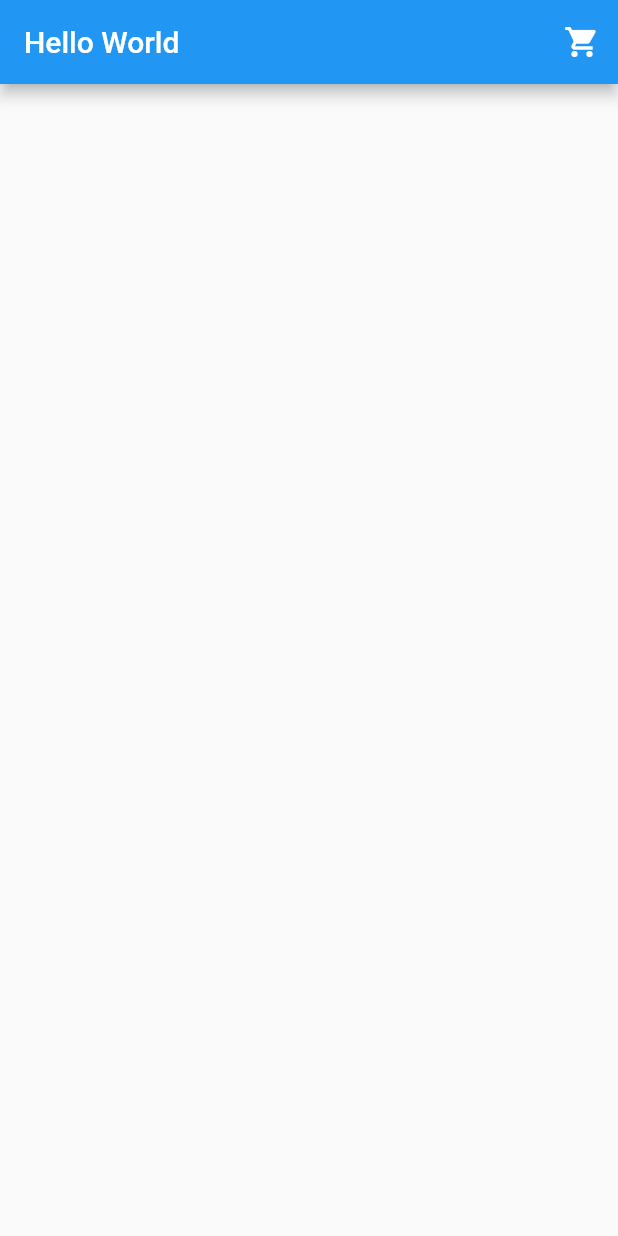
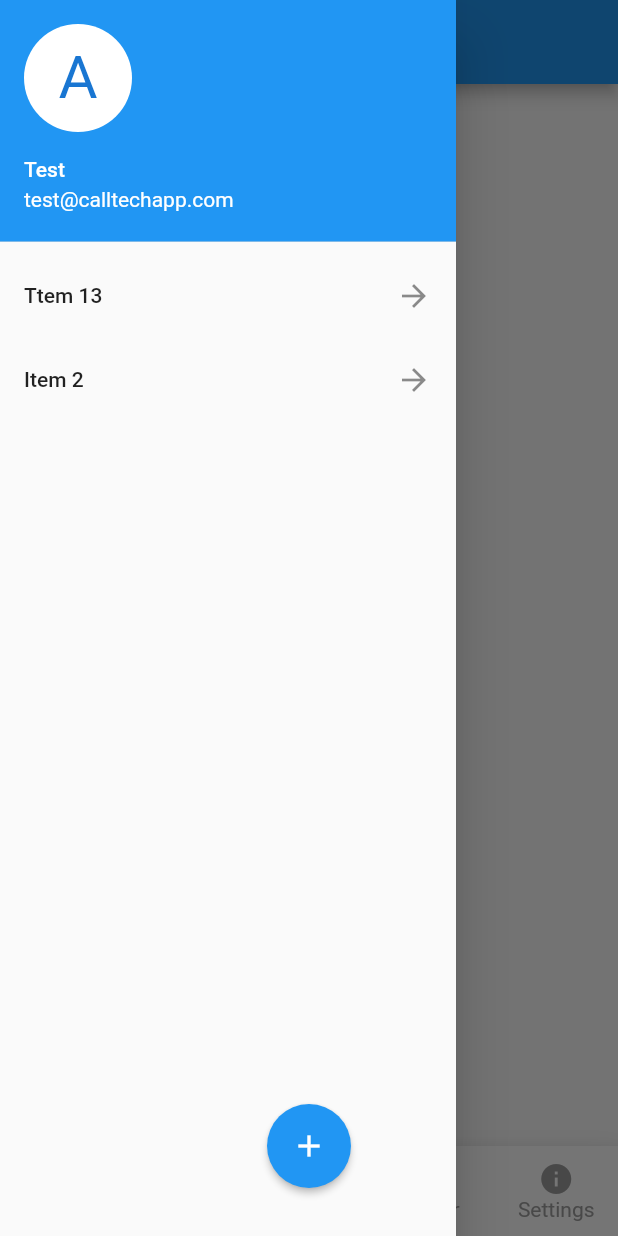
Before and after one commit to getupworkdev/flutterpoc, a Flutter app: the screen it shows after launch, with the side drawer open (before the commit the screen has no drawer), on a phone screen of 412 x 824 dp. Run offline on Flutter 3.47's test engine with Material 2 defaults, Android fonts, the phone set to English and light mode, and no system bars.

Commit message:
Added Bottom bar and navigation drawer

```diff
--- /dev/null
+++ b/lib/fab_bottom_app_bar.dart
@@ -0,0 +1,117 @@
+import 'package:flutter/material.dart';
+
+class FABBottomAppBarItem {
+  FABBottomAppBarItem({this.iconData, this.text});
+  IconData iconData;
+  String text;
+}
+
+class FABBottomAppBar extends StatefulWidget {
+  FABBottomAppBar({
+    this.items,
+    this.centerItemText,
+    this.height: 60.0,
+    this.iconSize: 24.0,
+    this.backgroundColor,
+    this.color,
+    this.selectedColor,
+    this.notchedShape,
+    this.onTabSelected,
+  }) {
+    assert(this.items.length == 2 || this.items.length == 4);
+  }
+  final List<FABBottomAppBarItem> items;
+  final String centerItemText;
+  final double height;
+  final double iconSize;
+  final Color backgroundColor;
+  final Color color;
+  final Color selectedColor;
+  final NotchedShape notchedShape;
+  final ValueChanged<int> onTabSelected;
+
+  @override
+  State<StatefulWidget> createState() => FABBottomAppBarState();
+}
+
+class FABBottomAppBarState extends State<FABBottomAppBar> {
+  int _selectedIndex = 0;
+
+  _updateIndex(int index) {
+    widget.onTabSelected(index);
+    setState(() {
+      _selectedIndex = index;
+    });
+  }
+
+  @override
+  Widget build(BuildContext context) {
+    List<Widget> items = List.generate(widget.items.length, (int index) {
+      return _buildTabItem(
+        item: widget.items[index],
+        index: index,
+        onPressed: _updateIndex,
+      );
+    });
+    items.insert(items.length >> 1, _buildMiddleTabItem());
+
+    return BottomAppBar(
+      shape: widget.notchedShape,
+      child: Row(
+        mainAxisSize: MainAxisSize.max,
+        mainAxisAlignment: MainAxisAlignment.spaceAround,
+        children: items,
+      ),
+      color: widget.backgroundColor,
+    );
+  }
+
+  Widget _buildMiddleTabItem() {
+    return Expanded(
+      child: SizedBox(
+        height: widget.height,
+        child: Column(
+          mainAxisSize: MainAxisSize.min,
+          mainAxisAlignment: MainAxisAlignment.center,
+          children: <Widget>[
+            SizedBox(height: widget.iconSize),
+            Text(
+              widget.centerItemText ?? '',
+              style: TextStyle(color: widget.color),
+            ),
+          ],
+        ),
+      ),
+    );
+  }
+
+  Widget _buildTabItem({
+    FABBottomAppBarItem item,
+    int index,
+    ValueChanged<int> onPressed,
+  }) {
+    Color color = _selectedIndex == index ? widget.selectedColor : widget.color;
+    return Expanded(
+      child: SizedBox(
+        height: widget.height,
+        child: Material(
+          type: MaterialType.transparency,
+          child: InkWell(
+            onTap: () => onPressed(index),
+            child: Column(
+              mainAxisSize: MainAxisSize.min,
+              mainAxisAlignment: MainAxisAlignment.center,
+              children: <Widget>[
+                Icon(item.iconData, color: color, size: widget.iconSize),
+                Text(
+                  item.text,
+                  style: TextStyle(color: color),
+                )
+              ],
+            ),
+          ),
+        ),
+      ),
+    );
+  }
+}
--- /dev/null
+++ b/lib/fab_with_icons.dart
@@ -0,0 +1,82 @@
+import 'package:flutter/material.dart';
+
+// https://stackoverflow.com/questions/46480221/flutter-floating-action-button-with-speed-dail
+class FabWithIcons extends StatefulWidget {
+  FabWithIcons({this.icons, this.onIconTapped});
+  final List<IconData> icons;
+  ValueChanged<int> onIconTapped;
+  @override
+  State createState() => FabWithIconsState();
+}
+
+class FabWithIconsState extends State<FabWithIcons> with TickerProviderStateMixin {
+  AnimationController _controller;
+
+  @override
+  void initState() {
+    super.initState();
+    _controller = AnimationController(
+      vsync: this,
+      duration: const Duration(milliseconds: 250),
+    );
+  }
+
+  @override
+  Widget build(BuildContext context) {
+    return Column(
+      mainAxisAlignment: MainAxisAlignment.center,
+      mainAxisSize: MainAxisSize.min,
+      children: List.generate(widget.icons.length, (int index) {
+        return _buildChild(index);
+      }).toList()..add(
+        _buildFab(),
+      ),
+    );
+  }
+
+  Widget _buildChild(int index) {
+    Color backgroundColor = Theme.of(context).cardColor;
+    Color foregroundColor = Theme.of(context).accentColor;
+    return Container(
+      height: 70.0,
+      width: 56.0,
+      alignment: FractionalOffset.topCenter,
+      child: ScaleTransition(
+        scale: CurvedAnimation(
+          parent: _controller,
+          curve: Interval(
+              0.0,
+              1.0 - index / widget.icons.length / 2.0,
+              curve: Curves.easeOut
+          ),
+        ),
+        child: FloatingActionButton(
+          backgroundColor: backgroundColor,
+          mini: true,
+          child: Icon(widget.icons[index], color: foregroundColor),
+          onPressed: () => _onTapped(index),
+        ),
+      ),
+    );
+  }
+
+  Widget _buildFab() {
+    return FloatingActionButton(
+      onPressed: () {
+        if (_controller.isDismissed) {
+          _controller.forward();
+        } else {
+          _controller.reverse();
+        }
+      },
+      tooltip: 'Increment',
+      child: Icon(Icons.add),
+      elevation: 2.0,
+    );
+  }
+
+  void _onTapped(int index) {
+    _controller.reverse();
+    widget.onIconTapped(index);
+  }
+}
--- /dev/null
+++ b/lib/layout.dart
@@ -0,0 +1,137 @@
+// code from: https://github.com/matthew-carroll/flutter_ui_challenge_feature_discovery
+// TODO: Use https://github.com/matthew-carroll/fluttery/blob/master/lib/src/layout_overlays.dart
+import 'package:flutter/material.dart';
+
+class AnchoredOverlay extends StatelessWidget {
+  final bool showOverlay;
+  final Widget Function(BuildContext, Offset anchor) overlayBuilder;
+  final Widget child;
+
+  AnchoredOverlay({
+    this.showOverlay,
+    this.overlayBuilder,
+    this.child,
+  });
+
+  @override
+  Widget build(BuildContext context) {
+    return new Container(
+      child: new LayoutBuilder(builder: (BuildContext context, BoxConstraints constraints) {
+        return new OverlayBuilder(
+          showOverlay: showOverlay,
+          overlayBuilder: (BuildContext overlayContext) {
+            RenderBox box = context.findRenderObject() as RenderBox;
+            final center = box.size.center(box.localToGlobal(const Offset(0.0, 0.0)));
+
+            return overlayBuilder(overlayContext, center);
+          },
+          child: child,
+        );
+      }),
+    );
+  }
+}
+
+class OverlayBuilder extends StatefulWidget {
+  final bool showOverlay;
+  final Function(BuildContext) overlayBuilder;
+  final Widget child;
+
+  OverlayBuilder({
+    this.showOverlay = false,
+    this.overlayBuilder,
+    this.child,
+  });
+
+  @override
+  _OverlayBuilderState createState() => new _OverlayBuilderState();
+}
+
+class _OverlayBuilderState extends State<OverlayBuilder> {
+  OverlayEntry overlayEntry;
+
+  @override
+  void initState() {
+    super.initState();
+
+    if (widget.showOverlay) {
+      WidgetsBinding.instance.addPostFrameCallback((_) => showOverlay());
+    }
+  }
+
+  @override
+  void didUpdateWidget(OverlayBuilder oldWidget) {
+    super.didUpdateWidget(oldWidget);
+    WidgetsBinding.instance.addPostFrameCallback((_) => syncWidgetAndOverlay());
+  }
+
+  @override
+  void reassemble() {
+    super.reassemble();
+    WidgetsBinding.instance.addPostFrameCallback((_) => syncWidgetAndOverlay());
+  }
+
+  @override
+  void dispose() {
+    if (isShowingOverlay()) {
+      hideOverlay();
+    }
+
+    super.dispose();
+  }
+
+  bool isShowingOverlay() => overlayEntry != null;
+
+  void showOverlay() {
+    overlayEntry = new OverlayEntry(
+      builder: widget.overlayBuilder,
+    );
+    addToOverlay(overlayEntry);
+  }
+
+  void addToOverlay(OverlayEntry entry) async {
+    print('addToOverlay');
+    Overlay.of(context).insert(entry);
+  }
+
+  void hideOverlay() {
+    print('hideOverlay');
+    overlayEntry.remove();
+    overlayEntry = null;
+  }
+
+  void syncWidgetAndOverlay() {
+    if (isShowingOverlay() && !widget.showOverlay) {
+      hideOverlay();
+    } else if (!isShowingOverlay() && widget.showOverlay) {
+      showOverlay();
+    }
+  }
+
+  @override
+  Widget build(BuildContext context) {
+    return widget.child;
+  }
+}
+
+class CenterAbout extends StatelessWidget {
+  final Offset position;
+  final Widget child;
+
+  CenterAbout({
+    this.position,
+    this.child,
+  });
+
+  @override
+  Widget build(BuildContext context) {
+    return new Positioned(
+      top: position.dy,
+      left: position.dx,
+      child: new FractionalTranslation(
+        translation: const Offset(-0.5, -0.5),
+        child: child,
+      ),
+    );
+  }
+}
--- a/lib/main.dart
+++ b/lib/main.dart
@@ -1,40 +1,135 @@
-// This sample shows adding an action to an [AppBar] that opens a shopping cart.
-
+import 'package:flutter_poc/fab_with_icons.dart';
+import 'package:flutter_poc/fab_bottom_app_bar.dart';
+import 'package:flutter_poc/layout.dart';
 import 'package:flutter/material.dart';
 
-void main() => runApp(MyApp());
+void main() => runApp(new MyApp());
 
 class MyApp extends StatelessWidget {
   // This widget is the root of your application.
   @override
   Widget build(BuildContext context) {
-    return MaterialApp(
-      title: 'Flutter Code Sample for material.AppBar.actions',
-      theme: ThemeData(
+    return new MaterialApp(
+      title: 'Flutter Demo',
+      theme: new ThemeData(
+        // This is the theme of your application.
+        //
+        // Try running your application with "flutter run". You'll see the
+        // application has a blue toolbar. Then, without quitting the app, try
+        // changing the primarySwatch below to Colors.green and then invoke
+        // "hot reload" (press "r" in the console where you ran "flutter run",
+        // or press Run > Flutter Hot Reload in IntelliJ). Notice that the
+        // counter didn't reset back to zero; the application is not restarted.
         primarySwatch: Colors.blue,
       ),
-      home: MyStatelessWidget(),
+      home: new MyHomePage(title: 'BottomAppBar with FAB'),
     );
   }
 }
 
-class MyStatelessWidget extends StatelessWidget {
-  MyStatelessWidget({Key key}) : super(key: key);
+class MyHomePage extends StatefulWidget {
+  MyHomePage({Key key, this.title}) : super(key: key);
+
+  final String title;
+
+  @override
+  _MyHomePageState createState() => new _MyHomePageState();
+}
+
+class _MyHomePageState extends State<MyHomePage> with TickerProviderStateMixin {
+  String _lastSelected = 'TAB: 0';
+
+  void _selectedTab(int index) {
+    setState(() {
+      _lastSelected = 'TAB: $index';
+    });
+  }
+
+  void _selectedFab(int index) {
+    setState(() {
+      _lastSelected = 'FAB: $index';
+    });
+  }
 
   @override
   Widget build(BuildContext context) {
     return Scaffold(
       appBar: AppBar(
-        title: Text('Hello World'),
-        actions: <Widget>[
-          IconButton(
-            icon: Icon(Icons.shopping_cart),
-            tooltip: 'Open shopping cart',
-            onPressed: () {
-              // ...
-            },
+        title: Text(widget.title),
+      ),
+    //  drawer: Drawer(),//this will just add the Navigation Drawer Icon
+
+      bottomNavigationBar: FABBottomAppBar(
+        centerItemText: 'A',
+        color: Colors.grey,
+        selectedColor: Colors.green,
+        notchedShape: CircularNotchedRectangle(),
+        onTabSelected: _selectedTab,
+        items: [
+          FABBottomAppBarItem(iconData: Icons.menu, text: 'Kids'),
+          FABBottomAppBarItem(iconData: Icons.layers, text: 'Alert'),
+          FABBottomAppBarItem(iconData: Icons.dashboard, text: 'Driver'),
+          FABBottomAppBarItem(iconData: Icons.info, text: 'Settings'),
+        ],
+      ),
+      floatingActionButtonLocation: FloatingActionButtonLocation.centerDocked,
+      floatingActionButton: _buildFab(
+          context), // This trailing comma makes auto-formatting nicer for build methods.
+      drawer: Drawer(
+        child: ListView(
+          children: <Widget>[
+            UserAccountsDrawerHeader(
+              accountName: Text("Test"),
+              accountEmail: Text("test@calltechapp.com"),
+              currentAccountPicture: CircleAvatar(
+                backgroundColor:
+                Theme.of(context).platform == TargetPlatform.iOS
+                    ? Colors.blue
+                    : Colors.white,
+                child: Text(
+                  "A",
+                  style: TextStyle(fontSize: 40.0),
+                ),
+              ),
+            ),
+            ListTile(
+              title: Text("Ttem 13"),
+              trailing: Icon(Icons.arrow_forward),
+            ),
+            ListTile(
+              title: Text("Item 2"),
+              trailing: Icon(Icons.arrow_forward),
+            ),
+          ],
+        ),
+      ),
+      body: Center(
+        child: Text(
+          _lastSelected,
+          style: TextStyle(fontSize: 32.0),
+        ),
+      )
+    );
+  }
+
+  Widget _buildFab(BuildContext context) {
+    final icons = [ Icons.sms, Icons.mail, Icons.phone ];
+    return AnchoredOverlay(
+      showOverlay: true,
+      overlayBuilder: (context, offset) {
+        return CenterAbout(
+          position: Offset(offset.dx, offset.dy - icons.length * 35.0),
+          child: FabWithIcons(
+            icons: icons,
+            onIconTapped: _selectedFab,
           ),
-        ],
+        );
+      },
+      child: FloatingActionButton(
+        onPressed: () { },
+        tooltip: 'Increment',
+        child: Icon(Icons.add),
+        elevation: 2.0,
       ),
     );
   }
```
